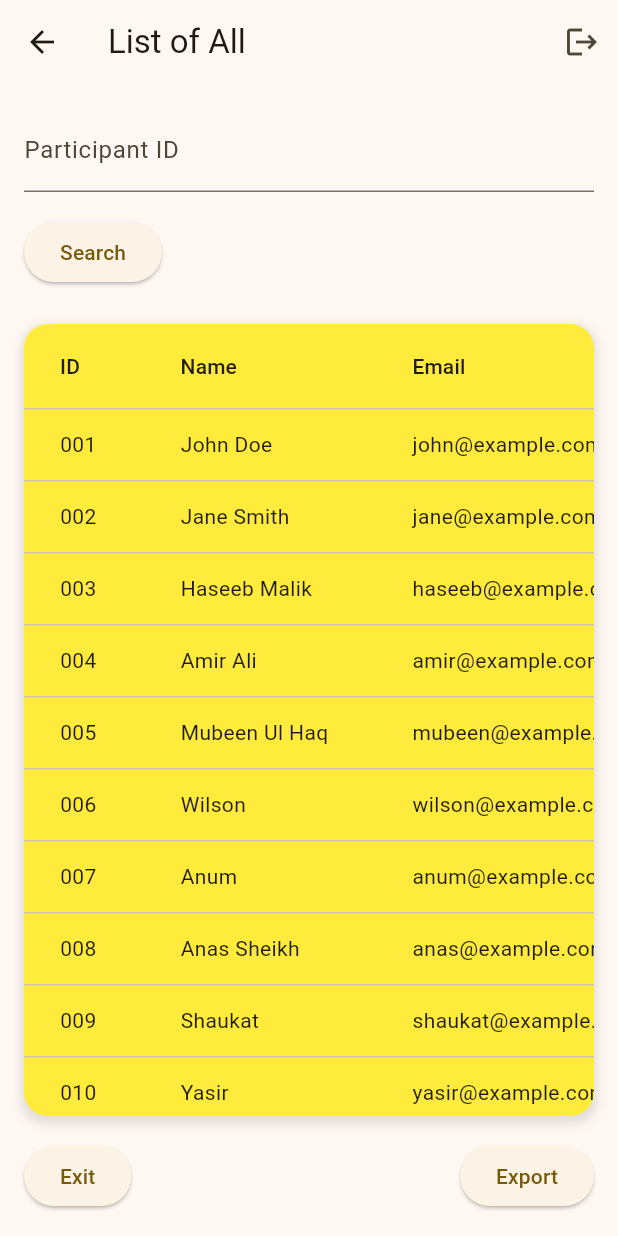
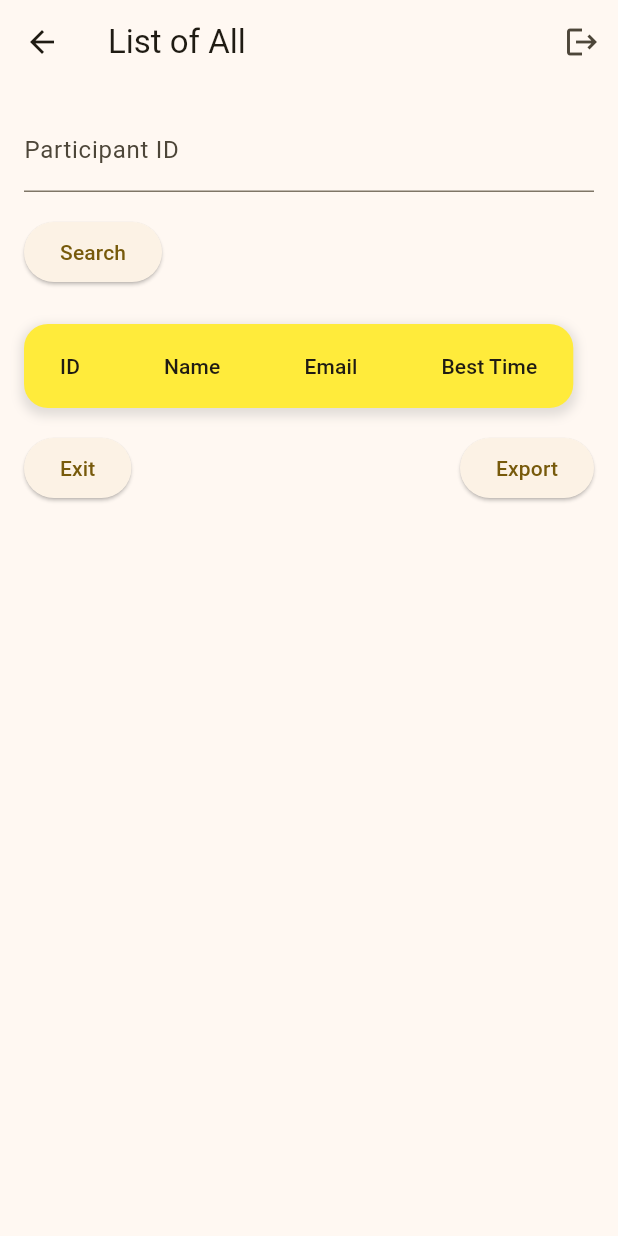
Before and after one commit to HaseebMalik22/Rubiks-Cube-App, a Flutter app: the ListOfAllScreen screen opened directly, on a phone screen of 412 x 824 dp. Run offline on Flutter 3.47's test engine with Material 2 defaults, Android fonts, the phone set to English and light mode, and no system bars; our stand-ins replace fluttertoast, sqflite; missing offline and left inert: qr_code_scanner; accounts and stored records are empty.

Commit message:
ninth commit

```diff
--- a/lib/listofall.dart
+++ b/lib/listofall.dart
@@ -1,6 +1,7 @@
 import 'package:flutter/material.dart';
 import 'package:fluttertoast/fluttertoast.dart';
 import 'package:rubikscube/Homepage.dart';
+import 'package:rubikscube/database_helper.dart';
 
 class Participant {
   final String id;
@@ -22,69 +23,29 @@ class ListOfAllScreen extends StatefulWidget {
 }
 
 class _ListOfAllScreenState extends State<ListOfAllScreen> {
-  List<Participant> _participants = [
-    Participant(
-      id: '001',
-      name: 'John Doe',
-      email: 'john@example.com',
-      bestTime: '00:30:22',
-    ),
-    Participant(
-      id: '002',
-      name: 'Jane Smith',
-      email: 'jane@example.com',
-      bestTime: '00:45:14',
-    ),
-    Participant(
-      id: '003',
-      name: 'Haseeb Malik',
-      email: 'haseeb@example.com',
-      bestTime: '00:47:14',
-    ),
-    Participant(
-      id: '004',
-      name: 'Amir Ali',
-      email: 'amir@example.com',
-      bestTime: '00:41:17',
-    ),
-    Participant(
-      id: '005',
-      name: 'Mubeen Ul Haq',
-      email: 'mubeen@example.com',
-      bestTime: '00:49:14',
-    ),
-    Participant(
-      id: '006',
-      name: 'Wilson',
-      email: 'wilson@example.com',
-      bestTime: '00:45:14',
-    ),
-    Participant(
-      id: '007',
-      name: 'Anum',
-      email: 'anum@example.com',
-      bestTime: '00:22:14',
-    ),
-    Participant(
-      id: '008',
-      name: 'Anas Sheikh',
-      email: 'anas@example.com',
-      bestTime: '00:55:17',
-    ),
-    Participant(
-      id: '009',
-      name: 'Shaukat',
-      email: 'shaukat@example.com',
-      bestTime: '00:25:14',
-    ),
-    Participant(
-      id: '010',
-      name: 'Yasir',
-      email: 'yasir@example.com',
-      bestTime: '00:28:16',
-    ),
-    // Add more participants here
-  ];
+  List<Participant> _participants = [];
+
+  void _fetchParticipantsFromDatabase() async {
+    List<Map<String, dynamic>> participantsData = await DatabaseHelper.instance.getAllParticipants();
+    setState(() {
+      _participants = participantsData.map((data) {
+        return Participant(
+          id: data['id'].toString(),
+          name: data['name'],
+          email: data['email'],
+          bestTime: data['time'],
+        );
+      }).toList();
+    });
+  }
+
+  @override
+  void initState() {
+    super.initState();
+    _fetchParticipantsFromDatabase();
+  }
+
+
 
   String _searchId = '';
   Participant? _searchResult;
@@ -213,6 +174,7 @@ class _ListOfAllScreenState extends State<ListOfAllScreen> {
                         DataCell(Text(participant.bestTime)),
                       ]);
                     }).toList(),
+
                   ),
                 ),
               ),
--- a/lib/listofjudges.dart
+++ b/lib/listofjudges.dart
@@ -1,6 +1,7 @@
 import 'package:flutter/material.dart';
 import 'package:fluttertoast/fluttertoast.dart';
 import 'package:rubikscube/Homepage.dart';
+import 'package:rubikscube/database_judgehelper.dart';
 
 class Judges {
   final String id;
@@ -20,59 +21,28 @@ class ListOfJudgesScreen extends StatefulWidget {
 }
 
 class _ListOfJudgesScreenState extends State<ListOfJudgesScreen> {
-  List<Judges> _judges = [
-    Judges(
-      id: '001',
-      name: 'John Doe',
-      email: 'john@example.com',
-    ),
-    Judges(
-      id: '002',
-      name: 'Jane Smith',
-      email: 'jane@example.com',
-    ),
-    Judges(
-      id: '003',
-      name: 'Haseeb Malik',
-      email: 'haseeb@example.com',
-    ),
-    Judges(
-      id: '004',
-      name: 'Amir Ali',
-      email: 'amir@example.com',
-    ),
-    Judges(
-      id: '005',
-      name: 'Mubeen Ul Haq',
-      email: 'mubeen@example.com',
-    ),
-    Judges(
-      id: '006',
-      name: 'Wilson',
-      email: 'wilson@example.com',
-    ),
-    Judges(
-      id: '007',
-      name: 'Anum',
-      email: 'anum@example.com',
-    ),
-    Judges(
-      id: '008',
-      name: 'Anas Sheikh',
-      email: 'anas@example.com',
-    ),
-    Judges(
-      id: '009',
-      name: 'Shaukat',
-      email: 'shaukat@example.com',
-    ),
-    Judges(
-      id: '010',
-      name: 'Yasir',
-      email: 'yasir@example.com',
-    ),
-    // Add more participants here
-  ];
+  List<Judges> _judges = []; // Initialize an empty list
+
+  @override
+  void initState() {
+    super.initState();
+    _loadJudges(); // Fetch judges data from the database
+  }
+
+  Future<void> _loadJudges() async {
+    final dbHelper = DatabaseJudgeHelper.instance;
+    final judges = await dbHelper.getJudges(); // Fetch judges data from the database
+
+    setState(() {
+      _judges = judges
+          .map((judgeMap) => Judges(
+        id: judgeMap['id'].toString(),
+        name: judgeMap['name'],
+        email: judgeMap['email'],
+      ))
+          .toList();
+    });
+  }
 
   String _searchId = '';
   Judges? _searchResult;
@@ -81,6 +51,7 @@ class _ListOfJudgesScreenState extends State<ListOfJudgesScreen> {
     setState(() {
       _searchResult = _judges.firstWhere(
             (participant) => participant.id == _searchId,
+
         orElse: () => Judges(
           id: '',
           name: '',
```
